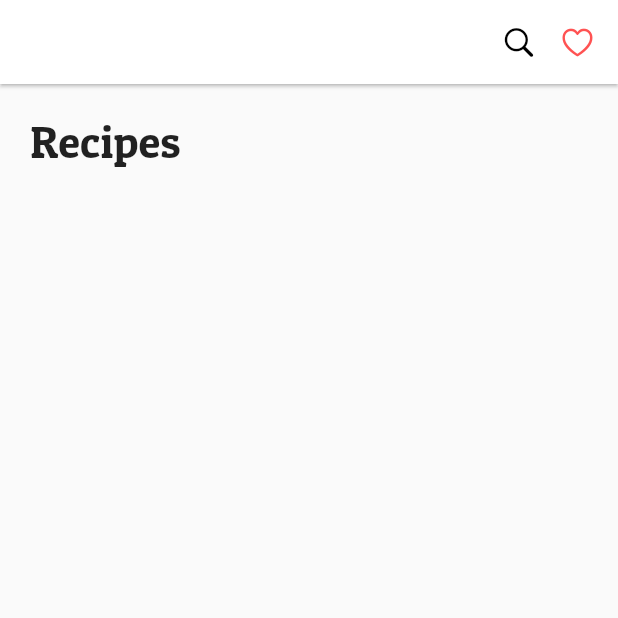
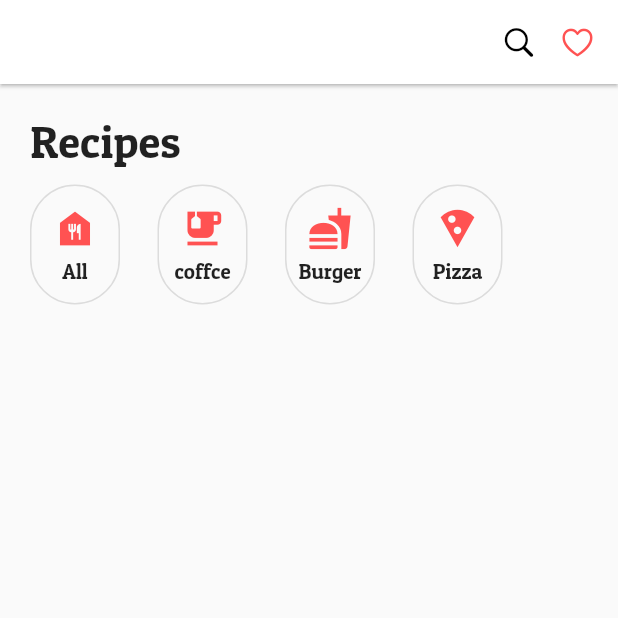
Before and after one commit to MMGGHD/Flutter, a Flutter app: the screen it shows after launch, on a phone screen of 412 x 824 dp, the top half of it. Run offline on Flutter 3.47's test engine with Material 2 defaults, Android fonts, the phone set to English and light mode, and no system bars.

Commit message:
230927 flutter 5강

```diff
--- /dev/null
+++ b/recipe_app_study/lib/components/recipe_menu.dart
@@ -0,0 +1,28 @@
+import 'package:flutter/material.dart';
+import 'package:recipe_app_study/components/recipe_menu_icon.dart';
+
+class RecipeMenu extends StatelessWidget {
+  const RecipeMenu({
+    super.key,
+  });
+
+  @override
+  Widget build(BuildContext context) {
+    return Row(
+      children: [
+        // RecipeMenuIcon Container를 가지는 위젯
+        // Container << div처럼 빈 박스
+        // 모든 요소는 child, children을 가질수 있다.
+        // 영역을 확인하려면 Flutter Inspection에서 확인
+        // Row-children[] 밖에 있으면 width가 조정되지 않는다.
+        RecipeMenuIcon(Icons.food_bank, "All"),
+        SizedBox(width: 25),
+        RecipeMenuIcon(Icons.emoji_food_beverage, "coffce"),
+        SizedBox(width: 25),
+        RecipeMenuIcon(Icons.fastfood, "Burger"),
+        SizedBox(width: 25),
+        RecipeMenuIcon(Icons.local_pizza, "Pizza")
+      ],
+    );
+  }
+}
--- /dev/null
+++ b/recipe_app_study/lib/components/recipe_menu_icon.dart
@@ -0,0 +1,36 @@
+import 'package:flutter/material.dart';
+
+class RecipeMenuIcon extends StatelessWidget {
+  IconData mIcon;
+  String text;
+  RecipeMenuIcon(this.mIcon, this.text);
+
+  // Container << div처럼 빈 박스
+  // 모든 요소는 child, children을 가질수 있다.
+  // 영역을 확인하려면 Flutter Inspection에서 확인
+  // Row-children[] 밖에 있으면 width가 조정되지 않는다.
+
+  @override
+  Widget build(BuildContext context) {
+    return Container(
+      width: 60,
+      height: 80,
+      decoration: BoxDecoration(
+        borderRadius: BorderRadius.circular(30),
+        // Border.all << 모든 영역에 Border를 주겠다.
+        border: Border.all(color: Colors.black12),
+      ),
+      // color: Colors.redAccent,
+      child: Column(
+        // Column의 mainAxisAlignment 방향으로 정렬하는 속성
+        mainAxisAlignment: MainAxisAlignment.center,
+        children: [
+          // Icon과 Text를 매개변수로해서 위젯으로 추출할수 있다.
+          Icon(mIcon, size: 30, color: Colors.redAccent),
+          SizedBox(height: 5),
+          Text(text, style: TextStyle(color: Colors.black87)),
+        ],
+      ),
+    );
+  }
+}
--- /dev/null
+++ b/recipe_app_study/lib/components/recipe_title.dart
@@ -0,0 +1,15 @@
+import 'package:flutter/material.dart';
+
+class RecipeTitle extends StatelessWidget {
+  String title;
+  RecipeTitle(this.title);
+
+  @override
+  Widget build(BuildContext context) {
+    return Padding(
+      // Text를 감싼 Padding
+      padding: const EdgeInsets.only(top: 20),
+      child: Text(title, style: TextStyle(fontSize: 30)),
+    );
+  }
+}
--- a/recipe_app_study/lib/pages/recipe_page.dart
+++ b/recipe_app_study/lib/pages/recipe_page.dart
@@ -1,5 +1,8 @@
 import 'package:flutter/cupertino.dart';
 import 'package:flutter/material.dart';
+import 'package:recipe_app_study/components/recipe_menu.dart';
+import 'package:recipe_app_study/components/recipe_menu_icon.dart';
+import 'package:recipe_app_study/components/recipe_title.dart';
 
 // 페이지를 만든것이다.
 // package:flutter/material.dart'; 를 임포트
@@ -19,11 +22,9 @@ class RecipePage extends StatelessWidget {
         child: ListView(
           children: [
             // fontFamily << 폰트설정이지만 단일 개체에만 적용됨 (다수 적용에 테마를 사용)
-            Padding(
-              // Text를 감싼 Padding
-              padding: const EdgeInsets.only(top: 20),
-              child: Text("Recipes", style: TextStyle(fontSize: 30)),
-            ),
+            RecipeTitle("Recipes"),
+            SizedBox(height: 10),
+            RecipeMenu(),
           ],
         ),
       ),
```
